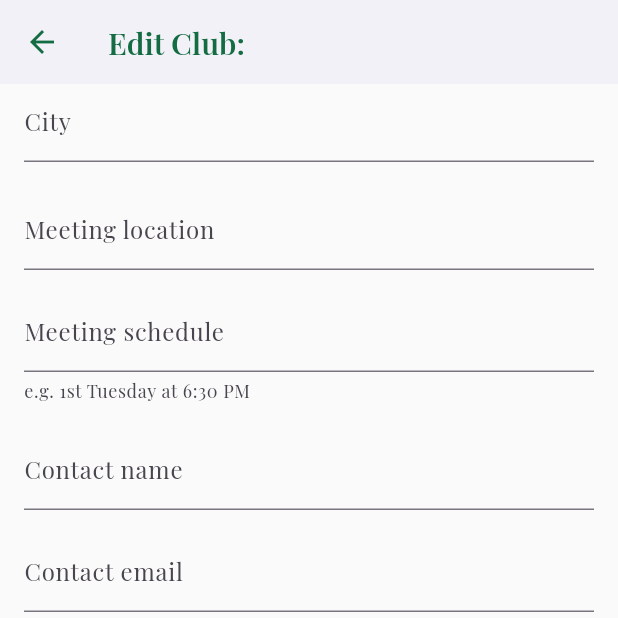
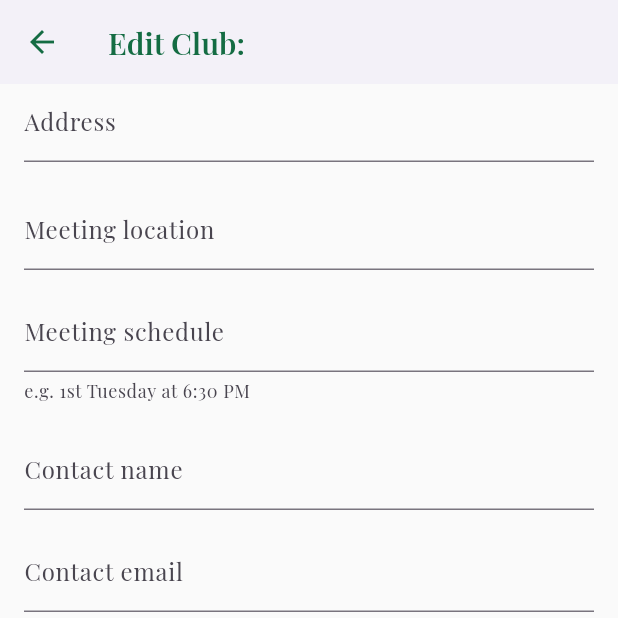
Before and after one commit to JoeMGL/mytown_haralson, a Flutter app: the EditClubPage screen opened directly with empty values, scrolled down 398 dp, on a phone screen of 412 x 824 dp, the top half of it. Run offline on Flutter 3.47's test engine with Material 3 defaults, Android fonts, the phone set to English and light mode, and no system bars; our stand-ins replace cloud_firestore, firebase_core, flutter_riverpod, go_router, google_fonts; accounts and stored records are empty; network calls fail.

Commit message:
address added to clubs

```diff
--- a/lib/features/admin/clubs/add_club_page.dart
+++ b/lib/features/admin/clubs/add_club_page.dart
@@ -34,7 +34,7 @@ class _AddClubPageState extends State<AddClubPage> {
   String? _metroName;
   String? _areaId;
   String? _areaName;
-  String _city = '';
+  String _address = '';
 
   // Loaded docs
   List<QueryDocumentSnapshot> _states = [];
@@ -169,7 +169,7 @@ class _AddClubPageState extends State<AddClubPage> {
         'metroName': _metroName ?? '',
         'areaId': _areaId,
         'areaName': _areaName ?? '',
-        'city': _city.trim(),
+        'address': _address.trim(),
 
         'createdAt': FieldValue.serverTimestamp(),
         'updatedAt': FieldValue.serverTimestamp(),
@@ -245,6 +245,16 @@ class _AddClubPageState extends State<AddClubPage> {
                 },
               ),
               const SizedBox(height: 12),
+
+              TextFormField(
+                initialValue: _address,
+                decoration: const InputDecoration(
+                  labelText: 'Address',
+                  hintText: '123 Main Street',
+                ),
+                onSaved: (v) => _address = v ?? '',
+              ),
+              const SizedBox(height: 16),
 
               // MEETING INFO
               TextFormField(
--- a/lib/features/admin/clubs/admin_clubs_page.dart
+++ b/lib/features/admin/clubs/admin_clubs_page.dart
@@ -249,7 +249,7 @@ class _AdminClubsPageState extends State<AdminClubsPage> {
                       subtitle: Column(
                         crossAxisAlignment: CrossAxisAlignment.start,
                         children: [
-                          Text('${club.city} • ${club.category}'),
+                          Text('${club.address} • ${club.category}'),
                           if (club.meetingSchedule.isNotEmpty)
                             Text(
                               club.meetingSchedule,
--- a/lib/features/admin/clubs/edit_club_page.dart
+++ b/lib/features/admin/clubs/edit_club_page.dart
@@ -30,7 +30,7 @@ class _EditClubPageState extends State<EditClubPage> {
   late String _facebook;
   late bool _featured;
   late bool _active;
-  late String _city;
+  late String _adderss;
 
   // location
   String? _stateId;
@@ -68,7 +68,7 @@ class _EditClubPageState extends State<EditClubPage> {
     _facebook = c.facebook;
     _featured = c.featured;
     _active = c.active;
-    _city = c.city;
+    _adderss = c.address;
 
     _stateId = c.stateId.isNotEmpty ? c.stateId : null;
     _stateName = c.stateName;
@@ -116,7 +116,7 @@ class _EditClubPageState extends State<EditClubPage> {
         'metroName': _metroName ?? '',
         'areaId': _areaId,
         'areaName': _areaName ?? '',
-        'city': _city.trim(),
+        'address': _adderss.trim(),
         'updatedAt': FieldValue.serverTimestamp(),
       });
 
@@ -190,12 +190,12 @@ class _EditClubPageState extends State<EditClubPage> {
               const SizedBox(height: 12),
 
               TextFormField(
-                initialValue: _city,
+                initialValue: _adderss,
                 decoration: const InputDecoration(
-                  labelText: 'City',
-                  hintText: 'Tallapoosa, Bremen, Buchanan…',
+                  labelText: 'Address',
+                  hintText: '123 Main Street',
                 ),
-                onSaved: (v) => _city = v ?? '',
+                onSaved: (v) => _adderss = v ?? '',
               ),
               const SizedBox(height: 16),
 
--- a/lib/features/clubs/clubs_detail_page.dart
+++ b/lib/features/clubs/clubs_detail_page.dart
@@ -38,7 +38,7 @@ class ClubDetailPage extends StatelessWidget {
           ),
           const SizedBox(height: 8),
           Text(
-            '${club.city} • ${club.category}',
+            '${club.address} • ${club.category}',
             style: Theme.of(context).textTheme.bodyMedium,
           ),
 
--- a/lib/features/clubs/clubs_page.dart
+++ b/lib/features/clubs/clubs_page.dart
@@ -157,7 +157,7 @@ class _ClubsPageState extends State<ClubsPage> {
                           crossAxisAlignment: CrossAxisAlignment.start,
                           children: [
                             const SizedBox(height: 4),
-                            Text('${club.city} • ${club.category}'),
+                            Text('${club.address} • ${club.category}'),
                             if (club.meetingSchedule.isNotEmpty)
                               Padding(
                                 padding: const EdgeInsets.only(top: 4),
--- a/lib/models/clubs_model.dart
+++ b/lib/models/clubs_model.dart
@@ -11,7 +11,7 @@ class Club {
   final String metroName;
   final String areaId;
   final String areaName;
-  final String city;
+  final String address;
 
   // Core fields
   final String name;
@@ -41,7 +41,7 @@ class Club {
     required this.metroName,
     required this.areaId,
     required this.areaName,
-    required this.city,
+    required this.address,
     required this.name,
     required this.category,
     required this.meetingLocation,
@@ -69,7 +69,7 @@ class Club {
       metroName: data['metroName'] ?? '',
       areaId: data['areaId'] ?? '',
       areaName: data['areaName'] ?? '',
-      city: data['city'] ?? '',
+      address: data['address'] ?? '',
       name: data['name'] ?? '',
       category: data['category'] ?? '',
       meetingLocation: data['meetingLocation'] ?? '',
@@ -95,7 +95,7 @@ class Club {
       'metroName': metroName,
       'areaId': areaId,
       'areaName': areaName,
-      'city': city,
+      'address': address,
       'name': name,
       'category': category,
       'meetingLocation': meetingLocation,
```
